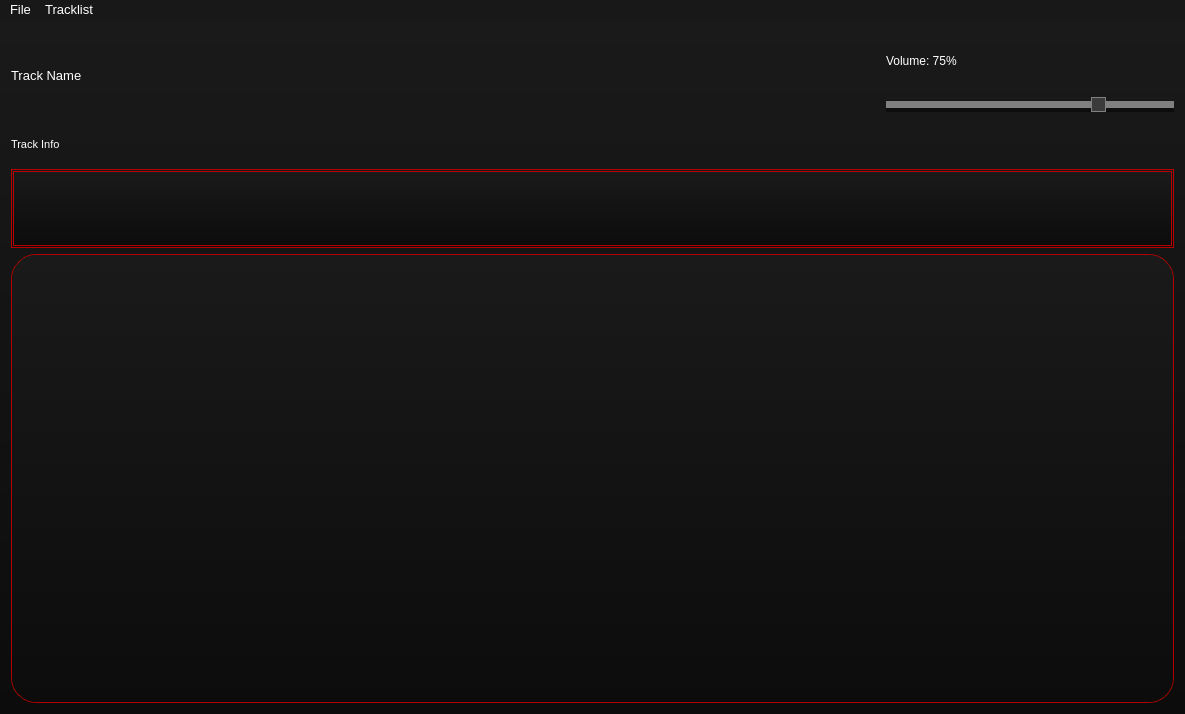
Flone-dnb/BloodyPlayer, file src/View/MainWindow/mainwindow.ui: the form before one commit.
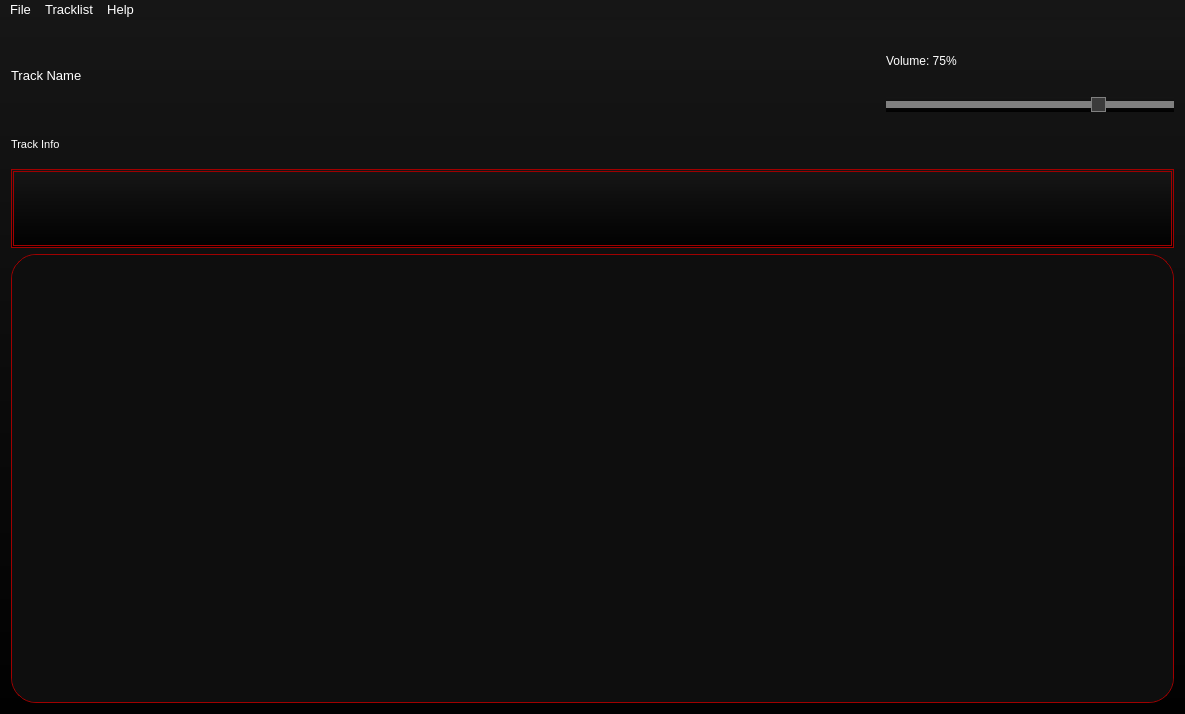
The form after the commit. Icons and pictures are not drawn. Custom widgets are drawn as their Qt base class.

Diff of the .ui file:
```diff
--- a/src/View/MainWindow/mainwindow.ui
+++ b/src/View/MainWindow/mainwindow.ui
@@ -14,7 +14,7 @@
    <string>Bloody Player</string>
   </property>
   <property name="styleSheet">
-   <string notr="true">background-color: qlineargradient(spread:pad, x1:0.5, y1:1, x2:0.5, y2:0, stop:0 rgba(12, 12, 12, 255), stop:1 rgba(26, 26, 26, 255));
+   <string notr="true">background-color: qlineargradient(spread:pad, x1:0.5, y1:1, x2:0.5, y2:0, stop:0 rgba(1,1,1,255), stop:1 rgba(22,22,22,255));
 
 color: white;</string>
   </property>
@@ -1449,7 +1449,7 @@
     <item>
      <widget class="QFrame" name="frame">
       <property name="styleSheet">
-       <string notr="true">border: 1px solid rgb(180, 0, 0);</string>
+       <string notr="true">border: 1px solid rgb(160, 0, 0);</string>
       </property>
       <property name="frameShape">
        <enum>QFrame::StyledPanel</enum>
@@ -1486,7 +1486,8 @@
     <item>
      <widget class="TrackList" name="scrollArea">
       <property name="styleSheet">
-       <string notr="true">border: 1px solid rgb(180, 0, 0);
+       <string notr="true">background-color: rgb(14, 14, 14);
+border: 1px solid rgb(160, 0, 0);
 border-radius: 25px;</string>
       </property>
       <property name="widgetResizable">
@@ -1553,12 +1554,12 @@
    <property name="styleSheet">
     <string notr="true">QMenuBar
 {
-	background-color: rgb(24, 24, 24);
+	background-color: rgba(255, 255, 255, 0);
 }
 
 QMenuBar::item:selected
 {
-	background-color: rgb(89, 89, 89);
+	background-color: qlineargradient(spread:pad, x1:0.5, y1:1, x2:0.5, y2:0, stop:0 rgba(81, 0, 0, 255), stop:1 rgba(131, 19, 19, 255));
 }</string>
    </property>
    <widget class="QMenu" name="menuFile">
@@ -1589,8 +1590,30 @@
     <addaction name="actionOpen_2"/>
     <addaction name="actionSave"/>
    </widget>
+   <widget class="QMenu" name="menuHelp">
+    <property name="styleSheet">
+     <string notr="true">QMenu::item:selected
+{
+	background-color: qlineargradient(spread:pad, x1:0.5, y1:1, x2:0.5, y2:0, stop:0 rgba(81, 0, 0, 255), stop:1 rgba(131, 19, 19, 255));
+}
+
+
+QMenu::separator
+{
+	background-color: rgb(50, 0, 0);
+	height: 2px;
+    margin-left: 10px; 
+    margin-right: 5px;
+}</string>
+    </property>
+    <property name="title">
+     <string>Help</string>
+    </property>
+    <addaction name="actionAbout"/>
+   </widget>
    <addaction name="menuFile"/>
    <addaction name="menuTracklist"/>
+   <addaction name="menuHelp"/>
   </widget>
   <action name="actionOpen">
    <property name="text">
```
Left out of the diff: 61 changed lines with no effect on the pictures.
